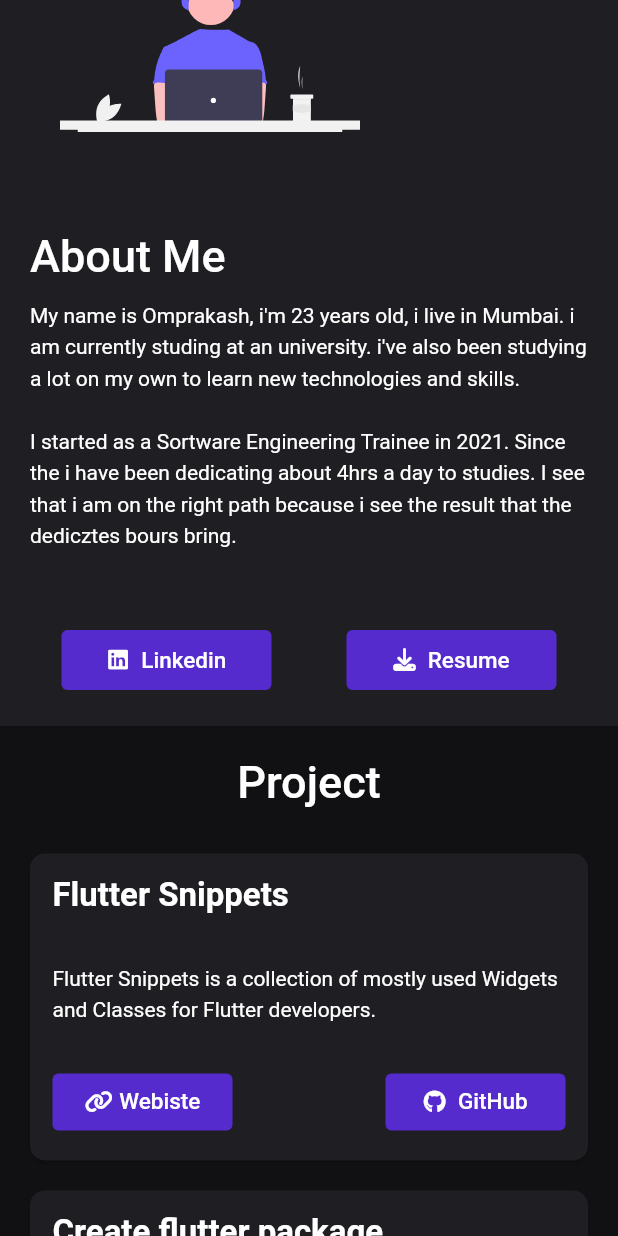
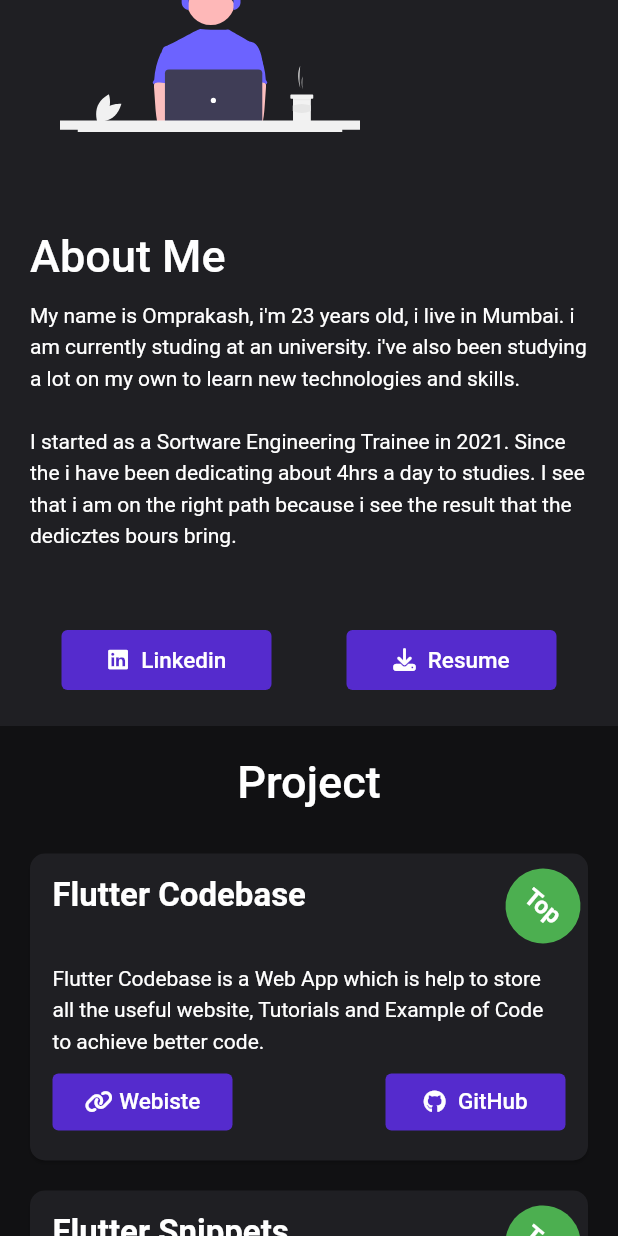
Before and after one commit to om-chauhan/developer_portfolio_flutter, a Flutter app: the screen it shows after launch, scrolled down 576 dp, on a phone screen of 412 x 824 dp. Run offline on Flutter 3.47's test engine with Material 2 defaults, Android fonts, the phone set to English and light mode, and no system bars; our stand-ins replace flutter_svg, font_awesome_flutter, google_fonts, sizer, url_strategy; missing offline and left inert: blobs.

Commit message:
projectile layout changed and project added

```diff
--- a/lib/controller/project_controller.dart
+++ b/lib/controller/project_controller.dart
@@ -2,13 +2,21 @@ import 'package:om_chauhan/all_imports.dart';
 
 class ProjectController {
   final projectList = [
+    ProjectModel(
+        title: 'Flutter Codebase',
+        description:
+            "Flutter Codebase is a Web App which is help to store all the useful website, Tutorials and Example of Code to achieve better code.",
+        website: 'https://flutter-codebase.netlify.app/',
+        gitHub: '',
+        top: true),
     ProjectModel(
         title: 'Flutter Snippets',
         description:
             "Flutter Snippets is a collection of mostly used Widgets and Classes for Flutter developers.",
         website:
             'https://marketplace.visualstudio.com/items?itemName=om-chauhan.flutter-snippets',
-        gitHub: 'https://github.com/om-chauhan/flutter-snippets'),
+        gitHub: 'https://github.com/om-chauhan/flutter-snippets',
+        top: true),
     ProjectModel(
         title: 'Create flutter package',
         description:
@@ -16,19 +24,22 @@ class ProjectController {
         website:
             'https://gist.github.com/om-chauhan/4605653e6f2e41b8a0a46d6ab8e33b30',
         gitHub:
-            'https://gist.github.com/om-chauhan/4605653e6f2e41b8a0a46d6ab8e33b30'),
+            'https://gist.github.com/om-chauhan/4605653e6f2e41b8a0a46d6ab8e33b30',
+        top: true),
     ProjectModel(
         title: 'Flat Banners',
         description:
             "A Flutter package for Offers, Promo and Invites banners. Supports Android and Web.",
         website: 'https://pub.dev/packages/flat_banners',
-        gitHub: 'https://github.com/om-chauhan/flat_banners'),
+        gitHub: 'https://github.com/om-chauhan/flat_banners',
+        top: true),
     ProjectModel(
         title: 'Image Slider Indicator',
         description:
             "Image Slider with indicator using flutter framework and dart language.",
         website: 'https://github.com/om-chauhan/Image-Slider-Indicator-Flutter',
-        gitHub: 'https://github.com/om-chauhan/Image-Slider-Indicator-Flutter'),
+        gitHub: 'https://github.com/om-chauhan/Image-Slider-Indicator-Flutter',
+        top: false),
     ProjectModel(
         title: 'Invoice Management Application UI',
         description:
@@ -36,19 +47,22 @@ class ProjectController {
         website:
             'https://github.com/om-chauhan/Invoice-Management-System-Flutter-UI',
         gitHub:
-            'https://github.com/om-chauhan/Invoice-Management-System-Flutter-UI'),
+            'https://github.com/om-chauhan/Invoice-Management-System-Flutter-UI',
+        top: false),
     ProjectModel(
         title: 'Ecommerce App',
         description: "Ecommerce App - fetch data from Rest API.",
         website:
             'https://github.com/om-chauhan/Super-Store-Ecommerce-App-using-REST-Api-in-Flutter',
         gitHub:
-            'https://github.com/om-chauhan/Super-Store-Ecommerce-App-using-REST-Api-in-Flutter'),
+            'https://github.com/om-chauhan/Super-Store-Ecommerce-App-using-REST-Api-in-Flutter',
+        top: false),
     ProjectModel(
         title: 'Simple Calculator',
         description:
             "A simple Calculator Appliction by using Dart Language and Flutter Framework. which is support both Ios and Android.",
         website: 'https://github.com/om-chauhan/Simple-Calculator-Flutter',
-        gitHub: 'https://github.com/om-chauhan/Simple-Calculator-Flutter'),
+        gitHub: 'https://github.com/om-chauhan/Simple-Calculator-Flutter',
+        top: false),
   ];
 }
--- a/lib/model/project_model.dart
+++ b/lib/model/project_model.dart
@@ -3,10 +3,13 @@ class ProjectModel {
   final String description;
   final String website;
   final String gitHub;
+  final bool? top;
 
-  ProjectModel(
-      {required this.title,
-      required this.description,
-      required this.website,
-      required this.gitHub});
+  ProjectModel({
+    required this.title,
+    required this.description,
+    required this.website,
+    required this.gitHub,
+    required this.top,
+  });
 }
--- a/lib/view/home/project/project.dart
+++ b/lib/view/home/project/project.dart
@@ -54,6 +54,10 @@ class _ProjectState extends State<Project> {
                 description: project.projectList[i].description,
                 website: project.projectList[i].website,
                 github: project.projectList[i].gitHub,
+                color: project.projectList[i].top == true
+                    ? kGreyShade
+                    : kGreyShade.withOpacity(0.6),
+                top: project.projectList[i].top,
               );
             },
           ),
--- a/lib/view/home/project/project_card.dart
+++ b/lib/view/home/project/project_card.dart
@@ -2,22 +2,28 @@ import 'package:om_chauhan/all_imports.dart';
 
 class ProjectCard extends StatelessWidget {
   final String? title, description, website, github;
-
+  final Color? color;
+  final bool? top;
   const ProjectCard({
     Key? key,
     this.title,
     this.description,
     this.website,
     this.github,
+    this.color,
+    this.top,
   }) : super(key: key);
 
   @override
   Widget build(BuildContext context) {
-    return Card(
-      color: kGreyShade,
+    return Stack(
+      children: [
+        Card(
+          color: color,
           margin: EdgeInsets.zero,
           elevation: 1,
-      shape: RoundedRectangleBorder(borderRadius: BorderRadius.circular(10)),
+          shape:
+              RoundedRectangleBorder(borderRadius: BorderRadius.circular(10)),
           child: Padding(
             padding: EdgeInsets.all(Responsive.isDesktop(context) ? 25.0 : 15),
             child: Container(
@@ -77,6 +83,31 @@ class ProjectCard extends StatelessWidget {
               ),
             ),
           ),
+        ),
+        Positioned(
+          right: 5,
+          top: 10,
+          child: RotationTransition(
+            turns: AlwaysStoppedAnimation(40 / 360),
+            alignment: Alignment.center,
+            child: Container(
+              height: 50,
+              width: 50,
+              decoration: BoxDecoration(
+                  color: top == true ? Colors.green : Colors.transparent,
+                  shape: BoxShape.circle),
+              child: Center(
+                child: TextBuilder(
+                  text: top == true ? 'Top' : '',
+                  color: kWhite,
+                  fontSize: 16,
+                  fontWeight: FontWeight.w600,
+                ),
+              ),
+            ),
+          ),
+        ),
+      ],
     );
   }
 }
```
Lines whose indentation alone changed are shown as unchanged.
